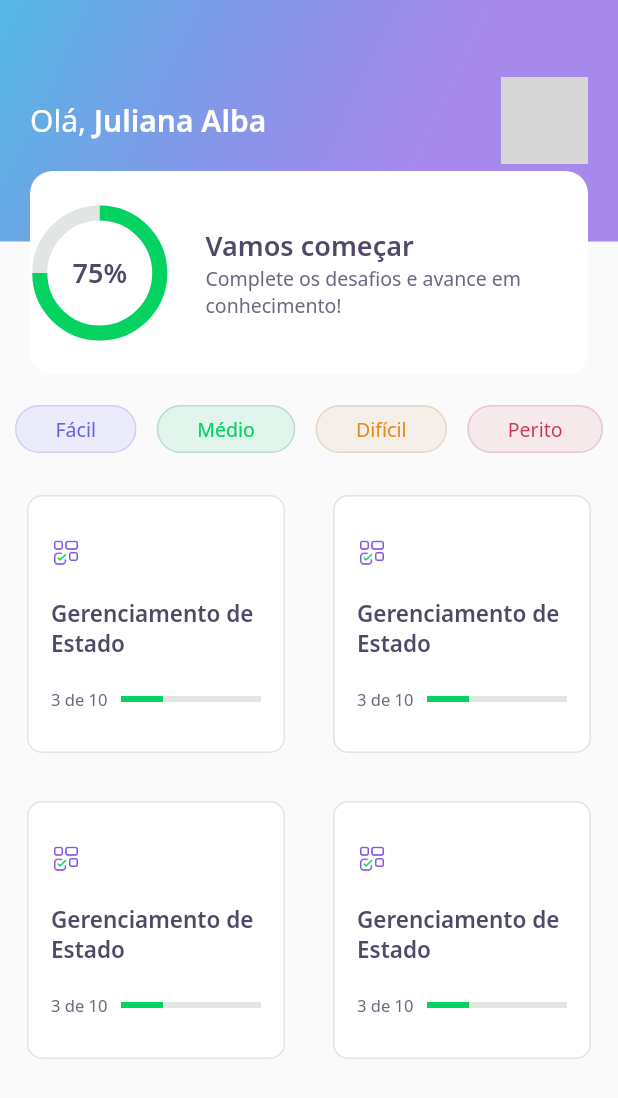
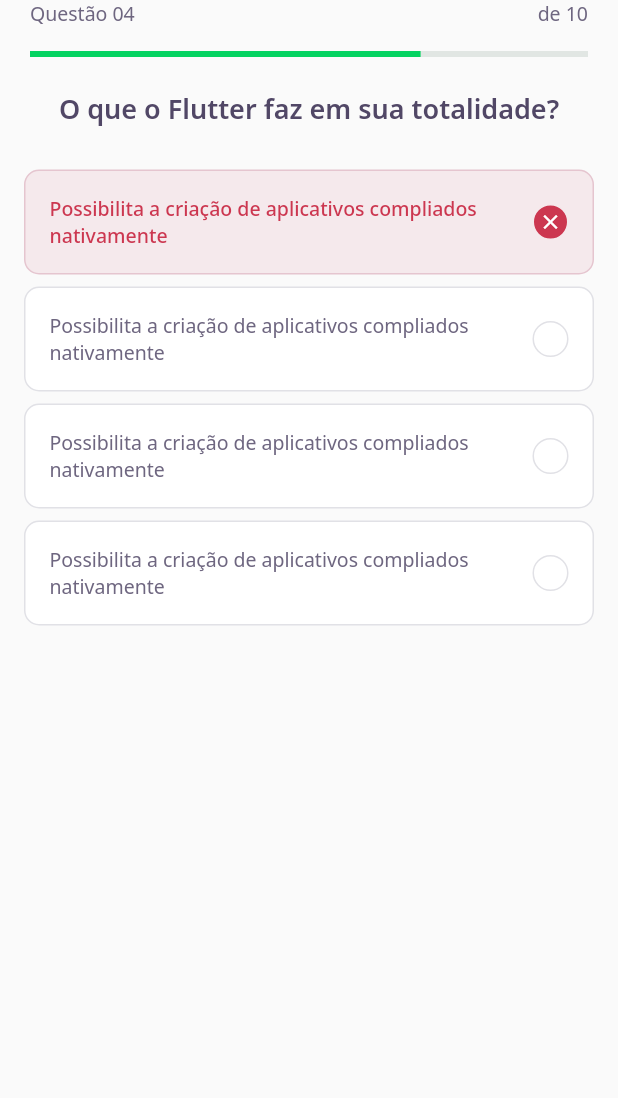
Before and after one commit to JulianaAlba/DevQuizz-NLW5RocketSeat, a Flutter app: the screen it shows after launch, on a phone screen of 412 x 824 dp. Shown: the top 1098 px of the screen. Run offline on Flutter 3.47's test engine with Material 2 defaults, Android fonts, the phone set to English and light mode, and no system bars; our stand-ins replace google_fonts; grey boxes are pictures that could not be loaded.

Commit message:
Criado estrutura da challenge_page, criado widgets com componentes e cores! #FinishAula2

```diff
--- /dev/null
+++ b/lib/challenge/answer/answer_widget.dart
@@ -0,0 +1,112 @@
+import 'package:devquiz/core/app_colors.dart';
+import 'package:devquiz/core/app_text_styles.dart';
+import 'package:flutter/material.dart';
+
+// Widget caixa branca e seus Componentes
+
+class AnswerWidget extends StatelessWidget {
+  //final String answer;
+  final String title;
+  final bool isRight; //SeCorreto
+  final bool isSelectde; //SeSelecionado
+
+  const AnswerWidget({
+    Key? key,
+    required this.title,
+    this.isRight = false,
+    this.isSelectde = false,
+  }) : super(key: key);
+
+
+  // INÍCIO BLOCO DE CÓDIGO JAVASCRIPT - para analisar as cores do box
+
+  Color get _selectedColorRight =>
+      isRight ? AppColors.darkGreen : AppColors.darkRed;
+
+  Color get _selectedBorderRight =>
+      isRight ? AppColors.lightGreen : AppColors.lightRed;
+
+  Color get _selectedColorCardRight =>
+      isRight ? AppColors.lightGreen : AppColors.lightRed;
+
+  Color get _selectedBorderCardRight =>
+      isRight ? AppColors.green : AppColors.red;
+
+  TextStyle get _selectedTextStyleRight =>
+      isRight ? AppTextStyles.bodyDarkGreen : AppTextStyles.bodyDarkRed;
+
+  IconData get _selectedIconRight => isRight ? Icons.check : Icons.close;
+
+  // FIM BLOCO DE CÓDIGO JAVASCRIPT - para analisar as cores do box
+
+
+  @override
+  Widget build(BuildContext context) {
+    return Padding(
+      padding: EdgeInsets.symmetric(horizontal: 16, vertical: 4),
+      child: Container(
+        padding: EdgeInsets.symmetric(horizontal: 16, vertical: 16),
+
+        // caixa branca retangular
+        decoration: BoxDecoration(
+          //alteração de cor baseado em operações lógicas em js
+          color: isSelectde ? _selectedColorCardRight : AppColors.white,
+          borderRadius: BorderRadius.circular(10),
+          border: Border.fromBorderSide(BorderSide(
+            //alteração de cor baseado em operações lógicas em js
+              color: isSelectde ? _selectedBorderCardRight : AppColors.border,
+          )),
+        ),
+
+        // componentes caixa branca
+        child: Row(
+          mainAxisAlignment: MainAxisAlignment.spaceBetween,
+
+          children: [
+            Expanded(
+              child: Text(
+                title,
+                //alteração de style baseado em operações lógicas em js
+                style: isSelectde ? _selectedTextStyleRight : AppTextStyles.body,
+
+              ),
+
+            ),
+
+            // ícone circular check
+            Container(
+              width: 24,
+              height: 24,
+              decoration: BoxDecoration(
+                //alteração de cor baseado em operações lógicas em js
+                color:  isSelectde? _selectedColorRight : AppColors.white, //tirei darkgreen
+                borderRadius: BorderRadius.circular(500),
+                border: Border.fromBorderSide(BorderSide(
+                  //alteração de cor baseado em operações lógicas em js
+                  color: isSelectde? _selectedBorderRight : AppColors.border,
+                )),
+              ),
+
+              //Ícone só aparece quando houver seleção - operação lógica em js
+              child: isSelectde ? Icon(
+                _selectedIconRight,
+                color: Colors.white,
+                size: 16,
+              ) : null,
+
+
+            ),
+
+
+          ],
+        ),
+
+
+      ),
+    );
+
+
+
+
+  }
+}
--- /dev/null
+++ b/lib/challenge/challenge_page.dart
@@ -0,0 +1,33 @@
+import 'package:devquiz/challenge/widgets/question_indicator/question_indicator_widget.dart';
+import 'package:devquiz/challenge/widgets/quiz/quiz_widget.dart';
+import 'package:flutter/material.dart';
+
+
+class ChallengePage extends StatefulWidget {
+  @override
+  _ChallengePageState createState() => _ChallengePageState();
+}
+
+class _ChallengePageState extends State<ChallengePage> {
+  @override
+  Widget build(BuildContext context) {
+    return Scaffold(
+
+      appBar: PreferredSize(
+        preferredSize: Size.fromHeight(60),
+
+        //SafeArea cria uma área segura no topo, já que estamos criando um "body" na appbar
+        child: SafeArea (
+          top: true,
+          child: QuestionIndicatorWidget(),
+        ),
+
+      ),
+
+
+      body: QuizWidget(title: "O que o Flutter faz em sua totalidade?"),
+
+    );
+
+  }
+}
--- /dev/null
+++ b/lib/challenge/widgets/question_indicator/question_indicator_widget.dart
@@ -0,0 +1,50 @@
+import 'package:devquiz/core/app_text_styles.dart';
+import 'package:devquiz/shard/widgets/progress_indicator/progress_indicator_widget.dart';
+import 'package:flutter/material.dart';
+
+// App bar da tela de desafios
+
+class QuestionIndicatorWidget extends StatelessWidget {
+
+  @override
+  Widget build(BuildContext context) {
+    return Container(
+      padding: const EdgeInsets.symmetric(horizontal: 20),
+      child: Column(
+        children: [
+
+          //Padding(
+            //padding: const EdgeInsets.symmetric(horizontal: 20),
+
+            //child:
+            Row(
+              mainAxisAlignment: MainAxisAlignment.spaceBetween,
+
+              children: [
+                Text("Questão 04",
+                style: AppTextStyles.body,
+                ),
+
+                Text("de 10",
+                  style: AppTextStyles.body,
+                ),
+
+              ],
+
+            ),
+
+
+
+          //),
+
+          SizedBox(height: 16,),
+
+          ProgressIndicatorWidget(value: 0.7),
+
+
+        ],
+
+      ),
+    );
+  }
+}
--- /dev/null
+++ b/lib/challenge/widgets/quiz/quiz_widget.dart
@@ -0,0 +1,54 @@
+import 'package:devquiz/challenge/answer/answer_widget.dart';
+import 'package:devquiz/core/app_text_styles.dart';
+import 'package:flutter/material.dart';
+
+
+class QuizWidget extends StatelessWidget {
+  final String title;
+
+  const QuizWidget({
+    Key? key,
+    required this.title,
+  }) : super(key: key);
+
+  @override
+  Widget build(BuildContext context) {
+    return Column(
+      children: [
+
+        Text(
+          title,
+          style: AppTextStyles.heading,
+        ),
+
+
+        SizedBox(height: 24),
+
+
+        AnswerWidget(
+            isRight: false,
+            isSelectde: true,
+            title: "Possibilita a criação de aplicativos compliados nativamente"),
+        AnswerWidget(title: "Possibilita a criação de aplicativos compliados nativamente"),
+        AnswerWidget(title: "Possibilita a criação de aplicativos compliados nativamente"),
+        AnswerWidget(title: "Possibilita a criação de aplicativos compliados nativamente"),
+
+
+        /*AnswerWidget(
+          answer: 'Kit de desenvolvimento de interface de usuário',
+          isCorrect: true,
+        ),
+        AnswerWidget(
+          answer: 'Possibilita a criação de aplicativos compliados nativamente',
+          isCorrect: false,
+          isChecked: true,
+        ),
+        AnswerWidget(
+          answer: 'Possibilita a criação de aplicativos compliados nativamente',
+        ),*/
+
+      ],
+    );
+
+  }
+}
--- a/lib/core/app_widget.dart
+++ b/lib/core/app_widget.dart
@@ -1,5 +1,5 @@
+import 'package:devquiz/challenge/challenge_page.dart';
 import 'package:devquiz/home/home_page.dart';
-import 'package:devquiz/splash/splash_page.dart';
 import 'package:flutter/material.dart';
 
 
@@ -9,7 +9,7 @@ class AppWidget extends StatelessWidget {
     return MaterialApp(
       title: "DevQuiz",
       //Chamando a classe home_page
-      home: HomePage(),
+      home: ChallengePage(),
 
     );
   }
--- a/lib/home/widgets/quiz_card/quiz_card_widget.dart
+++ b/lib/home/widgets/quiz_card/quiz_card_widget.dart
@@ -1,6 +1,7 @@
 import 'package:devquiz/core/app_colors.dart';
 import 'package:devquiz/core/app_images.dart';
 import 'package:devquiz/core/app_text_styles.dart';
+import 'package:devquiz/shard/widgets/progress_indicator/progress_indicator_widget.dart';
 import 'package:flutter/material.dart';
 
 //Classe com a programação dos Componentes do card branco quadrado
@@ -59,11 +60,7 @@ class QuizCardWidget extends StatelessWidget {
                 Expanded(
                   //Quarto item quadrado branco
                   flex: 2,
-                  child: LinearProgressIndicator(
-                    value: 0.3,
-                    backgroundColor: AppColors.chartSecondary,
-                    valueColor: AlwaysStoppedAnimation<Color>(AppColors.chartPrimary),
-                  ),
+                  child: ProgressIndicatorWidget( value: 0.3,),
                   ),
               ],
             )
--- /dev/null
+++ b/lib/shard/widgets/progress_indicator/progress_indicator_widget.dart
@@ -0,0 +1,22 @@
+import 'package:devquiz/core/app_colors.dart';
+import 'package:flutter/material.dart';
+
+
+class ProgressIndicatorWidget extends StatelessWidget {
+  final double value;
+
+  ProgressIndicatorWidget({
+    Key? key,
+    required this.value,
+  })   : assert(value <= 1 && value >= 0),
+        super(key: key);
+
+  @override
+  Widget build(BuildContext context) {
+    return LinearProgressIndicator(
+      value: value,
+      backgroundColor: AppColors.chartSecondary,
+      valueColor: AlwaysStoppedAnimation<Color>(AppColors.chartPrimary),
+    );
+  }
+}
--- a/lib/splash/splash_page.dart
+++ /dev/null
@@ -1,28 +0,0 @@
-import 'package:devquiz/core/app_gradients.dart';
-import 'package:devquiz/core/app_images.dart';
-import 'package:devquiz/core/app_widget.dart';
-import 'package:flutter/material.dart';
-
-// TELA INICIAL LOGO COM INTERROGAÇÃO
-
-class SplashPage extends StatelessWidget {
-  @override
-  Widget build(BuildContext context) {
-    return Scaffold(
-
-      body: Container(
-        decoration: BoxDecoration(
-          gradient: AppGradients.corGradiente,
-        ),
-
-        child: Center(
-          //Nome da imagem declarada na classe 'app_images' e não direto no pubspec, apenas início da extensão que foi declarado lá
-          child: Image.asset(AppImages.logoInterrogacao),
-
-        ),
-
-      ),
-
-    );
-  }
-}
```
